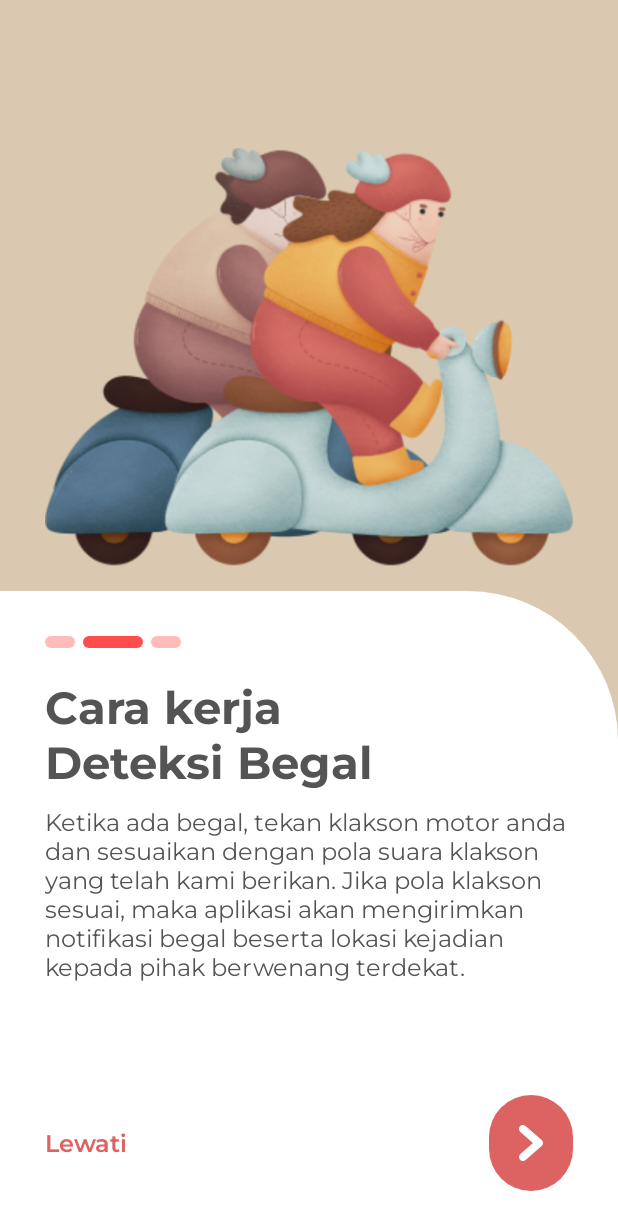
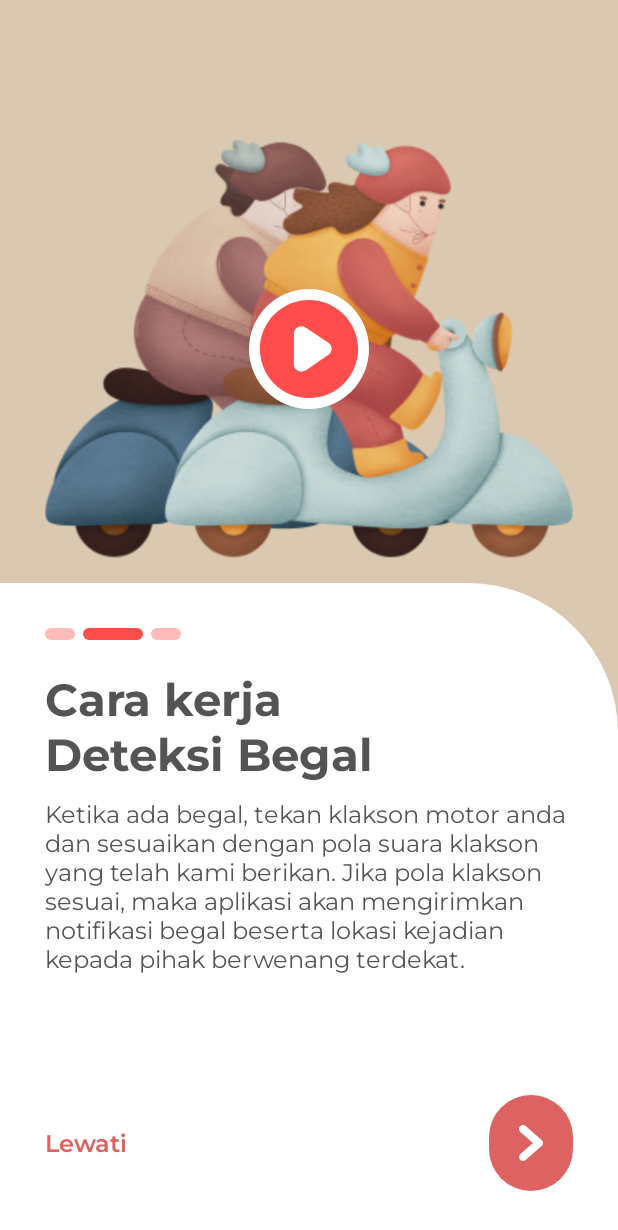
Before and after one commit to Pangeranmw/Dantion, an Android app: the fragment SecondOnboardingFragment placed in its activity, on a phone screen of 412 x 824 dp. Shown: the top 1230 px of the screen. Run offline under Robolectric (Android 15) with nearby library versions, the phone set to English and light mode, and no system bars; our stand-ins replace Dagger/Hilt's generated code.

Commit message:
add horn sound at onboarding

```diff
--- a/app/src/main/java/com/bangkit/dantion/ui/onboarding/screens/FirstOnboardingFragment.kt
+++ b/app/src/main/java/com/bangkit/dantion/ui/onboarding/screens/FirstOnboardingFragment.kt
@@ -18,12 +18,10 @@ class FirstOnboardingFragment : Fragment() {
     private var _binding: FragmentFirstOnboardingBinding? = null
     private val binding get() = _binding!!
     private val viewModel: OnBoardingViewModel by viewModels()
-
     override fun onCreateView(
         inflater: LayoutInflater, container: ViewGroup?,
         savedInstanceState: Bundle?
-    ): View? {
-
+    ): View {
         _binding = FragmentFirstOnboardingBinding.inflate(inflater, container, false)
         val view = binding.root
         val viewPager = activity?.findViewById<ViewPager2>(R.id.view_pager_on_boarding)
--- a/app/src/main/java/com/bangkit/dantion/ui/onboarding/screens/SecondOnboardingFragment.kt
+++ b/app/src/main/java/com/bangkit/dantion/ui/onboarding/screens/SecondOnboardingFragment.kt
@@ -1,54 +1,59 @@
 package com.bangkit.dantion.ui.onboarding.screens
 
 import android.content.Context
+import android.media.MediaPlayer
 import android.os.Bundle
+import android.util.Log
 import android.view.LayoutInflater
 import android.view.View
 import android.view.ViewGroup
+import androidx.core.content.ContextCompat
 import androidx.fragment.app.Fragment
+import androidx.fragment.app.viewModels
 import androidx.navigation.fragment.findNavController
 import androidx.viewpager2.widget.ViewPager2
 import com.bangkit.dantion.R
 import com.bangkit.dantion.databinding.FragmentSecondOnboardingBinding
+import com.bangkit.dantion.ui.onboarding.OnBoardingViewModel
 import dagger.hilt.android.AndroidEntryPoint
-import kotlinx.coroutines.Job
 
 @AndroidEntryPoint
 class SecondOnboardingFragment : Fragment() {
     private var _binding: FragmentSecondOnboardingBinding? = null
     private val binding get() = _binding!!
+    private val viewModel: OnBoardingViewModel by viewModels()
+    private var mediaState: Boolean = false
 
-//    private val viewModel: OnBoardingViewModel by viewModels()
-    private lateinit var job: Job
-//    override val coroutineContext: CoroutineContext
-//        get() = Dispatchers.Main + job
+    private lateinit var mediaPlayer: MediaPlayer
 
-    override fun onDestroy() {
-        super.onDestroy()
-        job.cancel()
-        _binding = null
+    override fun onCreate(savedInstanceState: Bundle?) {
+        super.onCreate(savedInstanceState)
+        mediaPlayer = MediaPlayer.create(context, R.raw.horn_pitchup)
     }
     override fun onCreateView(
         inflater: LayoutInflater, container: ViewGroup?,
         savedInstanceState: Bundle?
-    ): View? {
-
+    ): View {
         _binding = FragmentSecondOnboardingBinding.inflate(inflater, container, false)
         val view = binding.root
         val viewPager = activity?.findViewById<ViewPager2>(R.id.view_pager_on_boarding)
-        job = Job()
 
-
+        binding.btnHorn.setOnClickListener{
+            if(!mediaState) {
+                mediaState=true
+                binding.btnHorn.background = ContextCompat.getDrawable(requireContext(), R.drawable.ic_pause_onboarding)
+                mediaPlayer.start()
+            }
+            else {
+                binding.btnHorn.background = ContextCompat.getDrawable(requireContext(), R.drawable.ic_play_onboarding)
+                mediaState=false
+                mediaPlayer.stop()
+                mediaPlayer = MediaPlayer.create(context, R.raw.horn_pitchup)
+            }
+        }
         binding.tvSkip.setOnClickListener {
-//            viewModel.saveOnBoarding()
-//            coroutineScope {
-//                launch {
-//                    onBoardingFinished()
-//                    findNavController().navigate(R.id.action_viewPagerFragment_to_loginFragment)
-//                }
-//            }
+            viewModel.saveOnBoarding()
             requireActivity().overridePendingTransition(0, 0)
-            onBoardingFinished()
             findNavController().navigate(R.id.action_viewPagerFragment_to_loginFragment)
         }
         binding.btnNext.setOnClickListener{
@@ -62,10 +67,13 @@ class SecondOnboardingFragment : Fragment() {
         }
         return view
     }
-    private fun onBoardingFinished(){
-        val sharedPref = requireActivity().getSharedPreferences("onBoarding", Context.MODE_PRIVATE)
-        val editor = sharedPref.edit()
-        editor.putBoolean("Finished", true)
-        editor.apply()
+    override fun onResume() {
+        super.onResume()
+        mediaPlayer = MediaPlayer.create(context, R.raw.horn_pitchup)
+        binding.btnHorn.background = ContextCompat.getDrawable(requireContext(), R.drawable.ic_play_onboarding)
+    }
+    override fun onPause() {
+        super.onPause()
+        mediaPlayer.stop()
     }
 }
--- a/app/src/main/java/com/bangkit/dantion/ui/onboarding/screens/ThirdOnboardingFragment.kt
+++ b/app/src/main/java/com/bangkit/dantion/ui/onboarding/screens/ThirdOnboardingFragment.kt
@@ -22,7 +22,7 @@ class ThirdOnboardingFragment : Fragment() {
     override fun onCreateView(
         inflater: LayoutInflater, container: ViewGroup?,
         savedInstanceState: Bundle?
-    ): View? {
+    ): View {
         _binding = FragmentThirdOnboardingBinding.inflate(inflater, container, false)
         val view = binding.root
         val viewPager = activity?.findViewById<ViewPager2>(R.id.view_pager_on_boarding)
--- /dev/null
+++ b/app/src/main/res/drawable/ic_pause_onboarding.xml
@@ -0,0 +1,14 @@
+<vector xmlns:android="http://schemas.android.com/apk/res/android"
+    android:width="55dp"
+    android:height="55dp"
+    android:viewportWidth="55"
+    android:viewportHeight="55">
+  <path
+      android:pathData="M55,27.5C55,42.6878 42.6878,55 27.5,55C12.3122,55 0,42.6878 0,27.5C0,12.3122 12.3122,0 27.5,0C42.6878,0 55,12.3122 55,27.5Z"
+      android:fillColor="#ffffff"
+      android:fillType="evenOdd"/>
+  <path
+      android:pathData="M50,27.5C50,39.9264 39.9264,50 27.5,50C15.0736,50 5,39.9264 5,27.5C5,15.0736 15.0736,5 27.5,5C39.9264,5 50,15.0736 50,27.5ZM35.6082,19.1624L35.6082,36.4705C35.6082,39.2165 30.0962,39.2213 30.0962,36.4706L30.0962,19.1624C30.0962,16.4318 35.6082,16.4339 35.6082,19.1624ZM24.3582,19.1626L24.3582,36.4706C24.3582,39.2166 18.8462,39.2214 18.8462,36.4708L18.8462,19.1626C18.8462,16.432 24.3582,16.4341 24.3582,19.1626Z"
+      android:fillColor="#FF4C4C"
+      android:fillType="evenOdd"/>
+</vector>
--- /dev/null
+++ b/app/src/main/res/drawable/ic_play_onboarding.xml
@@ -0,0 +1,14 @@
+<vector xmlns:android="http://schemas.android.com/apk/res/android"
+    android:width="55dp"
+    android:height="55dp"
+    android:viewportWidth="55"
+    android:viewportHeight="55">
+  <path
+      android:pathData="M55,27.5C55,42.6878 42.6878,55 27.5,55C12.3122,55 0,42.6878 0,27.5C0,12.3122 12.3122,0 27.5,0C42.6878,0 55,12.3122 55,27.5Z"
+      android:fillColor="#ffffff"
+      android:fillType="evenOdd"/>
+  <path
+      android:pathData="M50,27.5C50,39.9264 39.9264,50 27.5,50C15.0736,50 5,39.9264 5,27.5C5,15.0736 15.0736,5 27.5,5C39.9264,5 50,15.0736 50,27.5ZM36.4178,30.1526L26.1262,37.2475C23.8046,38.848 20.5769,37.249 20.5769,34.4983L20.5769,20.5016C20.5769,17.771 23.763,16.1672 26.0889,17.7271L36.3805,24.6289C38.3701,25.9632 38.3892,28.7935 36.4178,30.1526Z"
+      android:fillColor="#FF4C4C"
+      android:fillType="evenOdd"/>
+</vector>
--- a/app/src/main/res/layout/fragment_second_onboarding.xml
+++ b/app/src/main/res/layout/fragment_second_onboarding.xml
@@ -8,26 +8,37 @@
     android:background="@color/onboarding_2"
     >
 
-    <ImageView
+    <FrameLayout
         android:layout_width="match_parent"
         android:layout_height="wrap_content"
         android:layout_above="@+id/constraint"
         android:layout_alignParentStart="true"
         android:layout_alignParentEnd="true"
-        android:layout_marginStart="30dp"
-        android:layout_marginTop="10dp"
-        android:layout_marginEnd="30dp"
-        android:layout_marginBottom="10dp"
-        android:src="@drawable/img_onboarding_2"
-        android:contentDescription="@string/cd_onboarding_2"/>
+        >
+        <ImageView
+            android:layout_width="match_parent"
+            android:layout_height="wrap_content"
+            android:layout_marginStart="30dp"
+            android:layout_marginTop="10dp"
+            android:layout_marginEnd="30dp"
+            android:layout_marginBottom="10dp"
+            android:contentDescription="@string/cd_onboarding_2"
+            android:layout_gravity="center"
+            android:src="@drawable/img_onboarding_2" />
+
+        <ImageButton
+            android:id="@+id/btn_horn"
+            android:layout_width="80dp"
+            android:layout_height="80dp"
+            android:background="@drawable/ic_play_onboarding"
+            android:layout_gravity="center"
+            android:contentDescription="@string/horn"
+            />
+    </FrameLayout>
 
     <androidx.constraintlayout.widget.ConstraintLayout
         android:id="@+id/constraint"
-        android:layout_width="match_parent"
-        android:layout_height="430dp"
-        android:layout_alignParentBottom="true"
-        android:background="@drawable/onboarding_desc_bg"
-        android:padding="30dp">
+        style="@style/OnBoardingDescBG">
 
         <ImageView
             android:id="@+id/iv_indicator_1"
--- a/app/src/main/res/layout/fragment_third_onboarding.xml
+++ b/app/src/main/res/layout/fragment_third_onboarding.xml
@@ -23,11 +23,7 @@
 
     <androidx.constraintlayout.widget.ConstraintLayout
         android:id="@+id/constraint"
-        android:layout_width="match_parent"
-        android:layout_height="430dp"
-        android:layout_alignParentBottom="true"
-        android:background="@drawable/onboarding_desc_bg"
-        android:padding="30dp">
+        style="@style/OnBoardingDescBG">
 
         <ImageView
             android:id="@+id/iv_indicator_1"
--- a/app/src/main/res/values/themes.xml
+++ b/app/src/main/res/values/themes.xml
@@ -14,6 +14,13 @@
         <!-- Customize your theme here. -->
     </style>
 
+    <style name="OnBoardingDescBG">
+        <item name="android:layout_height">435dp</item>
+        <item name="android:layout_width">match_parent</item>
+        <item name="android:background">@drawable/onboarding_desc_bg</item>
+        <item name="android:layout_alignParentBottom">true</item>
+        <item name="android:padding">30dp</item>
+    </style>
     <style name="ButtonFullWidth">
         <item name="backgroundTint">@null</item>
         <item name="android:layout_width">match_parent</item>
```
Also changed, not shown: app/src/main/java/com/bangkit/dantion/data/repository/DataStoreRepository.kt (+7 -4 lines), app/src/main/java/com/bangkit/dantion/ui/login/LoginFragment.kt (+8 -2 lines), app/src/main/java/com/bangkit/dantion/ui/register/screens/FirstRegisterFragment.kt (+0 -8 lines), app/src/main/java/com/bangkit/dantion/ui/register/screens/SecondRegisterFragment.kt (+17 -13 lines), app/src/main/res/layout/fragment_first_onboarding.xml (+10 -19 lines), 1 other file.
